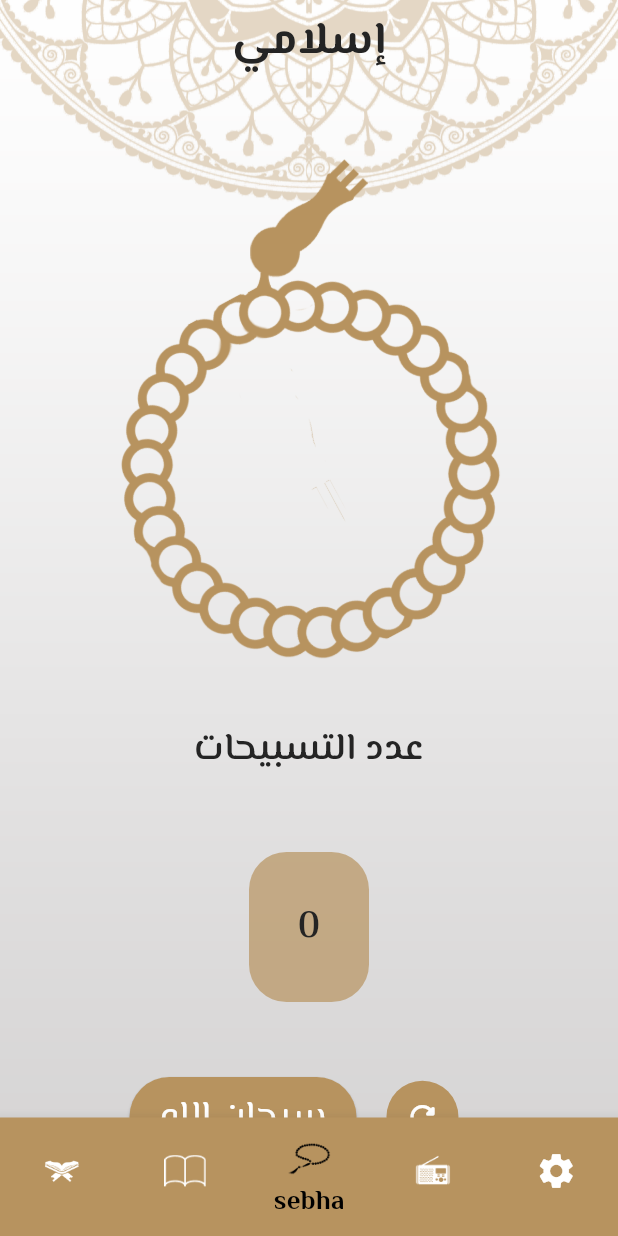
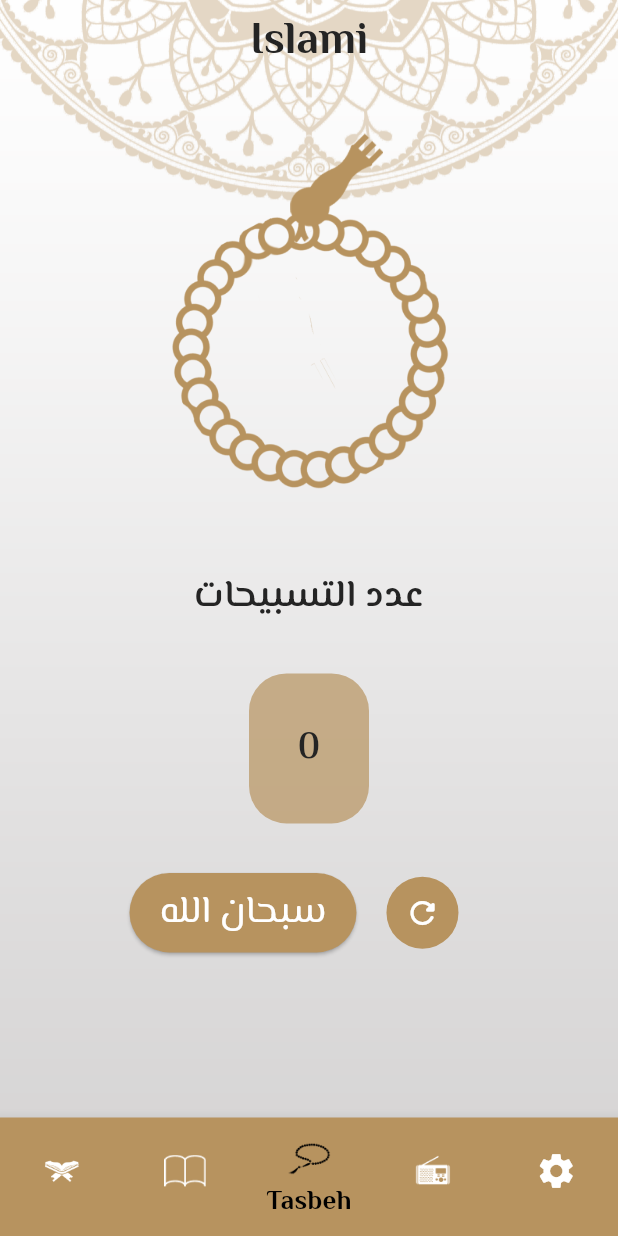
Before and after one commit to Al-Hussein-Mohamed/Islami-app, a Flutter app: the screen it shows after launch, item 3 of the bottom bar chosen, on a phone screen of 412 x 824 dp. Run offline on Flutter 3.47's test engine with Material 3 defaults, Android fonts, the phone set to English and light mode, and no system bars; generated files the repository leaves out were written again.

Commit message:
init Islami app * adding splash view * adding layout view * adding quran module * adding hadith module * adding sebha module * adding radio module * adding localization

```diff
--- /dev/null
+++ b/l10n.yaml
@@ -0,0 +1,3 @@
+arb-dir: lib/l10n
+template-arb-file: app_en.arb
+output-localization-file: app_localizations.dart
--- /dev/null
+++ b/lib/l10n/app_ar.arb
@@ -0,0 +1,8 @@
+{
+  "islami": "إسلامي",
+  "quran": "قرآن",
+  "hadith": "حديث",
+  "tasbeh": "تسبيح",
+  "radio": "راديو",
+  "settings": "إعدادات"
+}
--- /dev/null
+++ b/lib/l10n/app_en.arb
@@ -0,0 +1,8 @@
+{
+  "islami": "Islami",
+  "quran": "Quran",
+  "hadith": "Hadith",
+  "tasbeh": "Tasbeh",
+  "radio": "Radio",
+  "settings": "Settings"
+}
--- a/lib/layout/layout_view.dart
+++ b/lib/layout/layout_view.dart
@@ -1,4 +1,5 @@
 import 'package:flutter/material.dart';
+import 'package:flutter_gen/gen_l10n/app_localizations.dart';
 import 'package:islami/moduls/hadith/hadith_view.dart';
 import 'package:islami/moduls/quran/quran_view.dart';
 import 'package:islami/moduls/radio/raido_view.dart';
@@ -17,15 +18,16 @@ class LayoutView extends StatefulWidget {
 class _LayoutViewState extends State<LayoutView> {
   int selectedIdx = 0;
   List<Widget> screensList = [
-    QuranView(),
-    HadithView(),
-    SebhaView(),
-    RadioView(),
-    SettingsView(),
+    const QuranView(),
+    const HadithView(),
+    const SebhaView(),
+    const RadioView(),
+    const SettingsView(),
   ];
 
   @override
   Widget build(BuildContext context) {
+    var lang = AppLocalizations.of(context)!;
     return Container(
       decoration: const BoxDecoration(
         image: DecorationImage(
@@ -35,8 +37,8 @@ class _LayoutViewState extends State<LayoutView> {
       ),
       child: Scaffold(
         appBar: AppBar(
-          title: const Text(
-            "إسلامي",
+          title: Text(
+            lang.islami,
           ),
           centerTitle: true,
         ),
@@ -48,21 +50,23 @@ class _LayoutViewState extends State<LayoutView> {
               selectedIdx = index;
             });
           },
-          items: const [
+          items: [
             BottomNavigationBarItem(
-                icon: ImageIcon(AssetImage("assets/icons/quran.png")),
-                label: "quran"),
+                icon: const ImageIcon(AssetImage("assets/icons/quran.png")),
+                label: lang.quran),
             BottomNavigationBarItem(
-                icon: ImageIcon(AssetImage("assets/icons/hadith.png")),
-                label: "hadith"),
+                icon: const ImageIcon(AssetImage("assets/icons/hadith.png")),
+                label: lang.hadith),
             BottomNavigationBarItem(
-                icon: ImageIcon(AssetImage("assets/icons/sebha_blue.png")),
-                label: "sebha"),
+                icon:
+                    const ImageIcon(AssetImage("assets/icons/sebha_blue.png")),
+                label: lang.tasbeh),
             BottomNavigationBarItem(
-                icon: ImageIcon(AssetImage("assets/icons/radio_blue.png")),
-                label: "radio"),
+                icon:
+                    const ImageIcon(AssetImage("assets/icons/radio_blue.png")),
+                label: lang.radio),
             BottomNavigationBarItem(
-                icon: Icon(Icons.settings), label: "settings"),
+                icon: const Icon(Icons.settings), label: lang.settings),
           ],
         ),
       ),
--- a/lib/main.dart
+++ b/lib/main.dart
@@ -1,4 +1,5 @@
 import 'package:flutter/material.dart';
+import 'package:flutter_gen/gen_l10n/app_localizations.dart';
 import 'package:islami/moduls/hadith/hadith_details_view.dart';
 import 'package:islami/moduls/quran/quran_details_view.dart';
 import 'package:islami/moduls/splash/splash_view.dart';
@@ -20,12 +21,15 @@ class MyApp extends StatelessWidget {
       title: 'Islami App',
       theme: ApplicationThemeManager.lightTheme,
       debugShowCheckedModeBanner: false,
+      locale: Locale("en"),
+      localizationsDelegates: AppLocalizations.localizationsDelegates,
+      supportedLocales: AppLocalizations.supportedLocales,
       initialRoute: SplashView.routeName,
       routes: {
         SplashView.routeName: (context) => const SplashView(),
-        LayoutView.routeName: (context) => LayoutView(),
-        QuranDetailsView.routeName: (context) => QuranDetailsView(),
-        HadithDetailsView.routeName: (context) => HadithDetailsView(),
+        LayoutView.routeName: (context) => const LayoutView(),
+        QuranDetailsView.routeName: (context) => const QuranDetailsView(),
+        HadithDetailsView.routeName: (context) => const HadithDetailsView(),
       },
     );
   }
--- a/lib/moduls/quran/quran_details_view.dart
+++ b/lib/moduls/quran/quran_details_view.dart
@@ -80,7 +80,6 @@ class _QuranDetailsViewState extends State<QuranDetailsView> {
   Future<void> loadQuranData(String suraNumber) async {
     String content =
         await rootBundle.loadString("assets/files/$suraNumber.txt");
-    print(content);
     verses = content.split("\n");
     if (verses[verses.length - 1].isEmpty) verses.removeLast();
     setState(() {});
--- a/lib/moduls/radio/raido_view.dart
+++ b/lib/moduls/radio/raido_view.dart
@@ -6,6 +6,10 @@ class RadioView extends StatelessWidget {
   @override
   Widget build(BuildContext context) {
     var theme = Theme.of(context);
+    var mediaQuery = MediaQuery.of(context);
+    double Height = mediaQuery.size.height;
+    double Width = mediaQuery.size.width;
+
     return Container(
       margin: const EdgeInsets.only(
         top: 180,
--- a/lib/moduls/sebha/sebha_view.dart
+++ b/lib/moduls/sebha/sebha_view.dart
@@ -12,45 +12,51 @@ int counter = 0;
 class _SebhaViewState extends State<SebhaView> {
   @override
   Widget build(BuildContext context) {
-    var mediaQuery = MediaQuery.sizeOf(context);
     var theme = Theme.of(context);
+    var mediaQuery = MediaQuery.of(context);
+    double screenHeight = mediaQuery.size.height;
+    double screenWidth = mediaQuery.size.width;
+
     return Column(
       children: [
-        const SizedBox(
-          height: 50,
+        SizedBox(
+          height: screenHeight * 0.04,
         ),
         SizedBox(
-          height: 350,
+          height: screenHeight * 0.33,
           width: double.infinity,
           child: Stack(
             alignment: Alignment.center,
             children: [
               Positioned(
-                top: 37,
+                top: screenHeight * 0.025,
                 child: Image.asset(
                   "assets/icons/sebha_header.png",
-                  scale: 2.8,
+                  height: screenHeight * 0.3,
+                  width: screenWidth * 0.6,
                 ),
               ),
               Positioned(
                 top: 0,
+                left: screenWidth * .47,
                 child: Image.asset(
                   "assets/icons/sebha_head.png",
                   scale: 2.8,
+                  width: screenWidth * 0.15,
                 ),
               ),
             ],
           ),
         ),
-        const SizedBox(
-          height: 25,
+        SizedBox(
+          height: screenHeight * 0.022,
         ),
         Text(
           "عدد التسبيحات",
           style: theme.textTheme.bodyLarge,
         ),
-        const SizedBox(
-          height: 50,
+        SizedBox(
+          height: screenHeight * 0.04,
         ),
         Container(
           width: 80,
@@ -65,8 +71,8 @@ class _SebhaViewState extends State<SebhaView> {
             style: theme.textTheme.bodyLarge,
           ),
         ),
-        const SizedBox(
-          height: 50,
+        SizedBox(
+          height: screenHeight * 0.04,
         ),
         SizedBox(
           width: double.infinity,
```
Also changed, not shown: pubspec.yaml (+6 -38 lines), pubspec.lock.
